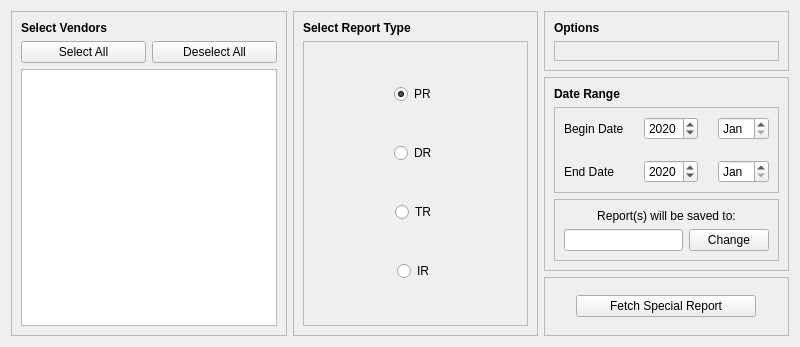
First picture: the form in ui/FetchSpecialReportsTab.ui, repository CS-4820-Library-Project/COUNTER-5-Report-Tool-2020-5.0, before the edit.
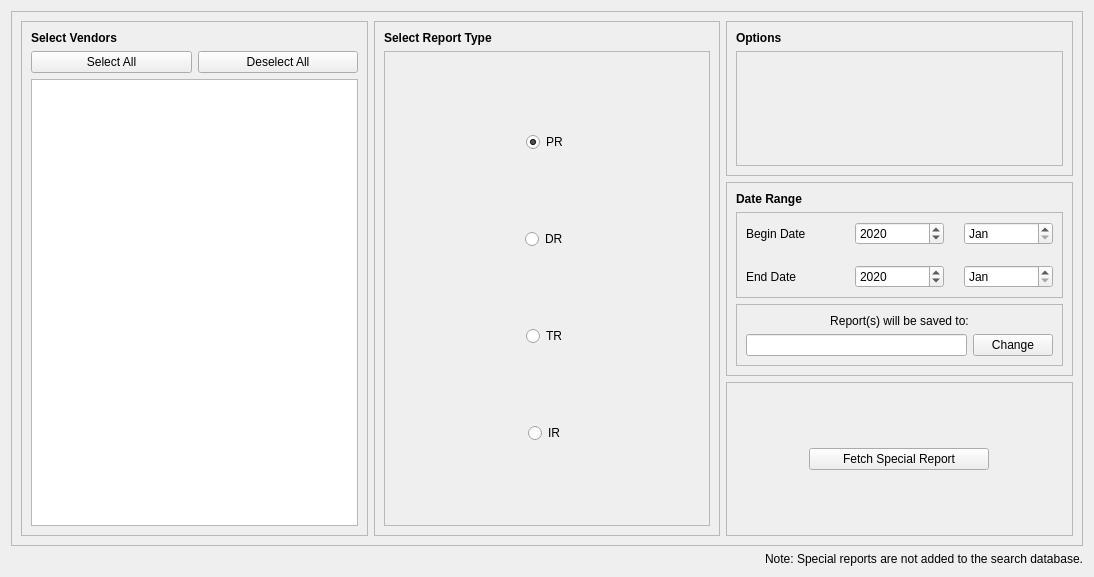
Second picture: the form after the edit. Icons and pictures are not drawn.

Commit message: Explained what reports go into the database

```diff
--- a/ui/FetchSpecialReportsTab.ui
+++ b/ui/FetchSpecialReportsTab.ui
@@ -6,8 +6,8 @@
    <rect>
     <x>0</x>
     <y>0</y>
-    <width>800</width>
-    <height>347</height>
+    <width>1094</width>
+    <height>577</height>
    </rect>
   </property>
   <property name="minimumSize">
@@ -23,7 +23,13 @@
    <iconset resource="../Resources.qrc">
     <normaloff>:/ui/resources/tab_icons/fetch_special_reports_icon.png</normaloff>:/ui/resources/tab_icons/fetch_special_reports_icon.png</iconset>
   </property>
-  <layout class="QHBoxLayout" name="horizontalLayout">
+  <layout class="QVBoxLayout" name="verticalLayout_2">
+   <item>
+    <widget class="QFrame" name="frame_2">
+     <property name="frameShape">
+      <enum>QFrame::StyledPanel</enum>
+     </property>
+     <layout class="QHBoxLayout" name="horizontalLayout_2">
    <item>
     <widget class="QFrame" name="frame_26">
      <property name="sizePolicy">
@@ -466,6 +472,19 @@
        </widget>
       </item>
      </layout>
+       </widget>
+      </item>
+     </layout>
+    </widget>
+   </item>
+   <item>
+    <widget class="QLabel" name="label">
+     <property name="text">
+      <string>Note: Special reports are not added to the search database.</string>
+     </property>
+     <property name="alignment">
+      <set>Qt::AlignRight|Qt::AlignTrailing|Qt::AlignVCenter</set>
+     </property>
     </widget>
    </item>
   </layout>
```
Lines whose indentation alone changed are shown as unchanged. The commit also changes 5 other files.
